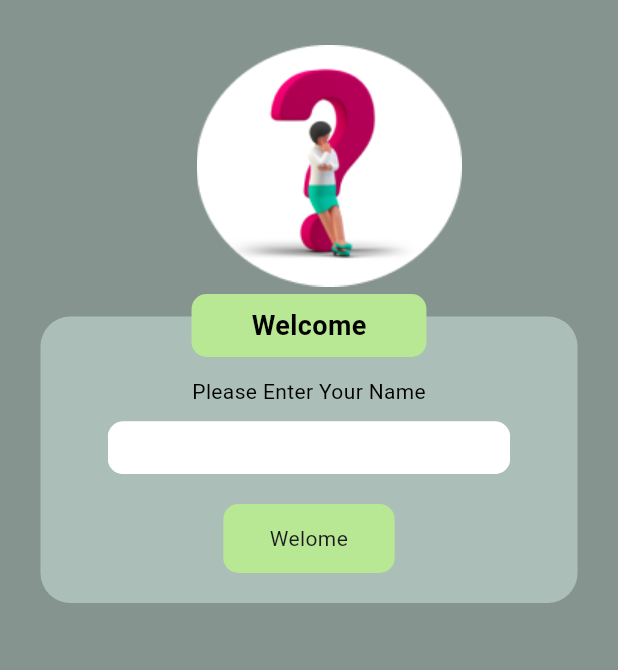
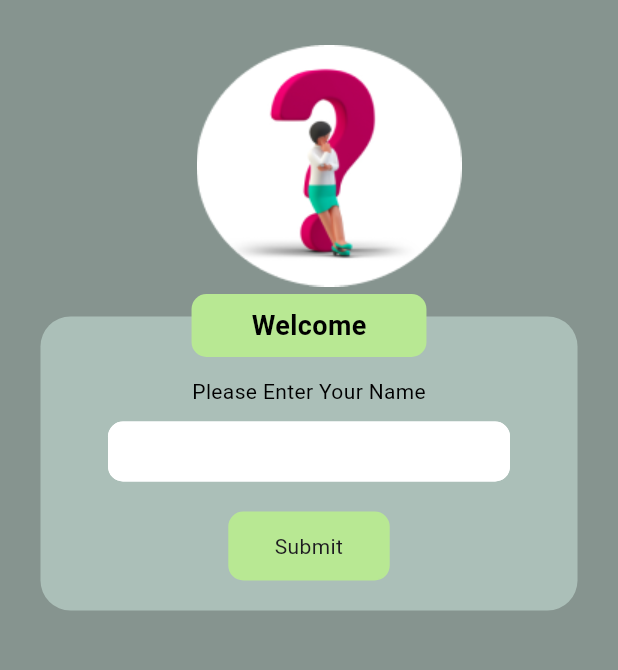
Before and after one commit to Ibrahim8545/quiz_app_iti_task, a Flutter app: the screen it shows after launch, on a phone screen of 412 x 824 dp, the part 174-844 px from its top. Run offline on Flutter 3.47's test engine with Material 3 defaults, Android fonts, the phone set to English and light mode, and no system bars.

Commit message:
edit another in ui

```diff
--- a/lib/screens/home_screen.dart
+++ b/lib/screens/home_screen.dart
@@ -36,7 +36,7 @@ class HomeScreen extends StatelessWidget {
                   name: 'Please Enter Your Name',
                   headerText: 'Welcome',
                   controller: nameController,
-                  text: 'Welome',
+                  text: 'Submit',
                   showTextField: true,
                   onTap: () {
                     Navigator.push(
--- a/lib/widget/text_fieled.dart
+++ b/lib/widget/text_fieled.dart
@@ -8,15 +8,14 @@ class CustomTextField extends StatelessWidget {
   @override
   Widget build(BuildContext context) {
     return Container(
-      width: double.infinity,
-      height: 35,
-      padding: const EdgeInsets.symmetric(horizontal: 0,),
 
+      height: 40,
       child: TextFormField(
         controller: controller, // Attach the controller here
         decoration: InputDecoration(
           filled: true,
-          fillColor:  Colors.white,
+          fillColor: Colors.white,
+          contentPadding: const EdgeInsets.symmetric(vertical: 10, horizontal: 15), // Adjust padding
           border: OutlineInputBorder(
             borderRadius: BorderRadius.circular(10),
             borderSide: const BorderSide(color: Colors.white),
```
Also changed, not shown: lib/widget/create_quiz.dart (+10 -0 lines).
